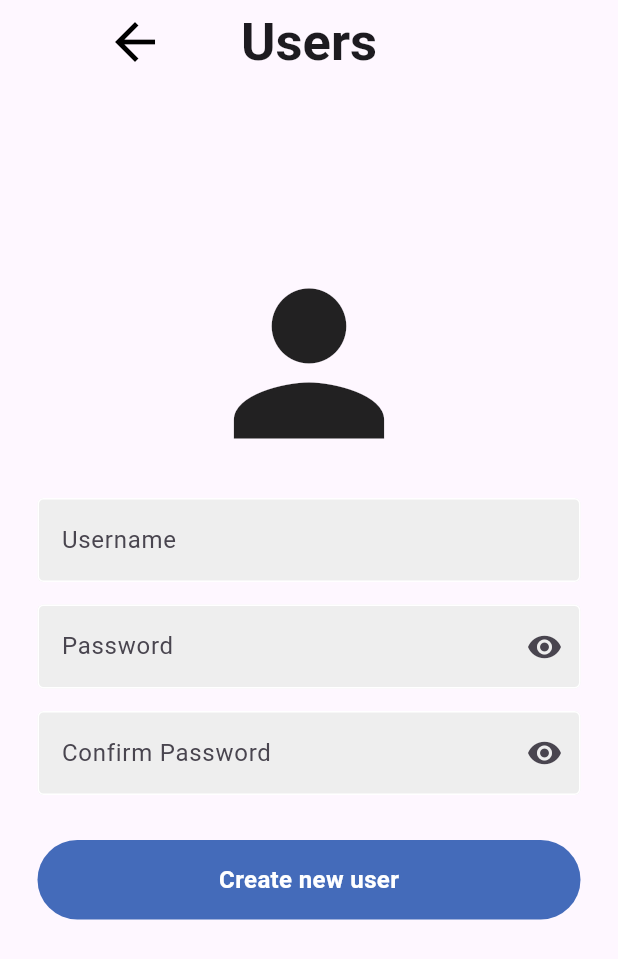
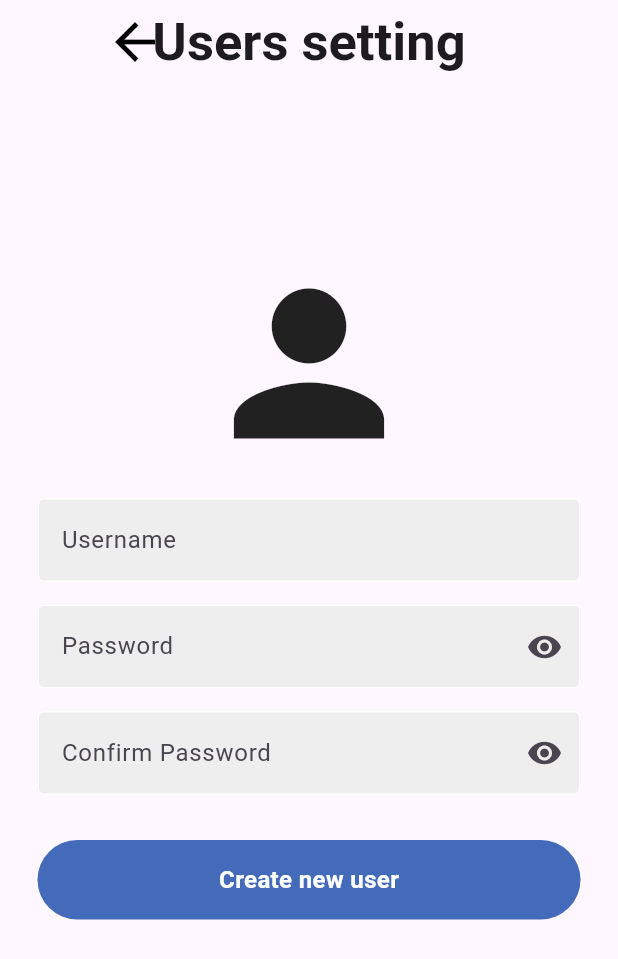
Before and after one commit to itsnhatquan/bestlab, a Flutter app: the UserSetting screen opened directly, on a phone screen of 412 x 824 dp. Shown: the top 959 px of the screen. Run offline on Flutter 3.47's test engine with Material 3 defaults, Android fonts, the light colour scheme and no system bars.

Commit message:
change icon

```diff
--- a/bestlab/lib/pages/system_list_page.dart
+++ b/bestlab/lib/pages/system_list_page.dart
@@ -166,7 +166,7 @@ class SystemRow extends StatelessWidget {
                   ),
                   Expanded(
                     child: Icon(
-                      Icons.delete,
+                      Icons.delete_outline_outlined,
                       size: 25,
                       color: Color.fromRGBO(75, 117, 198, 1),
                     ),
--- a/bestlab/lib/pages/userList_page.dart
+++ b/bestlab/lib/pages/userList_page.dart
@@ -164,7 +164,7 @@ class UserRow extends StatelessWidget {
                   ),
                   Expanded(
                     child: Icon(
-                      Icons.delete,
+                      Icons.delete_outline_outlined,
                       size: 25,
                       color: Color.fromRGBO(75, 117, 198, 1),
                     ),
--- a/bestlab/lib/pages/user_setting_page.dart
+++ b/bestlab/lib/pages/user_setting_page.dart
@@ -59,7 +59,7 @@ class UserSetting extends StatelessWidget {
     return Scaffold(
       resizeToAvoidBottomInset: false,
       appBar: AppBar(
-        title: Text('Users',
+        title: Text('Users setting',
             style: TextStyle(
               fontSize: 35.0,
               fontWeight: FontWeight.bold,
```
